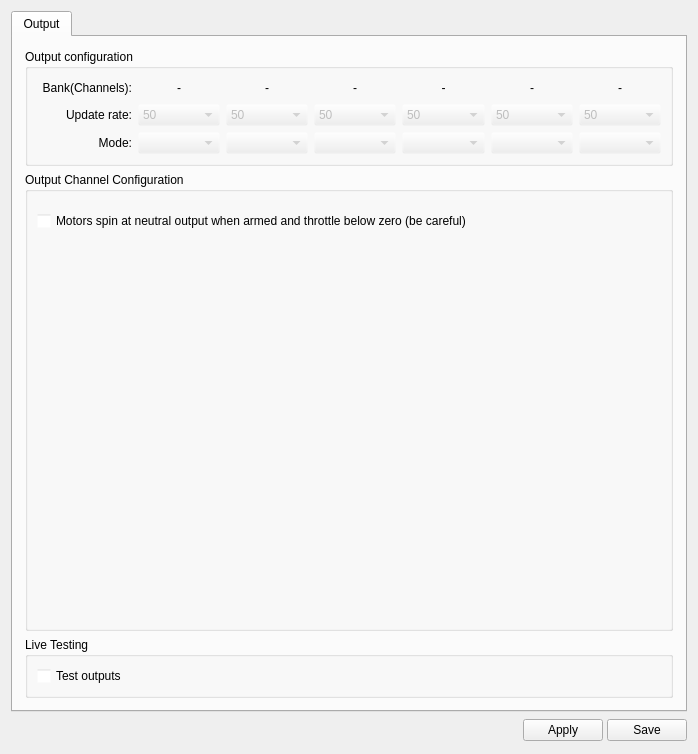
Old version of the form ground/openpilotgcs/src/plugins/config/output.ui in the repository openpilot/OpenPilot.
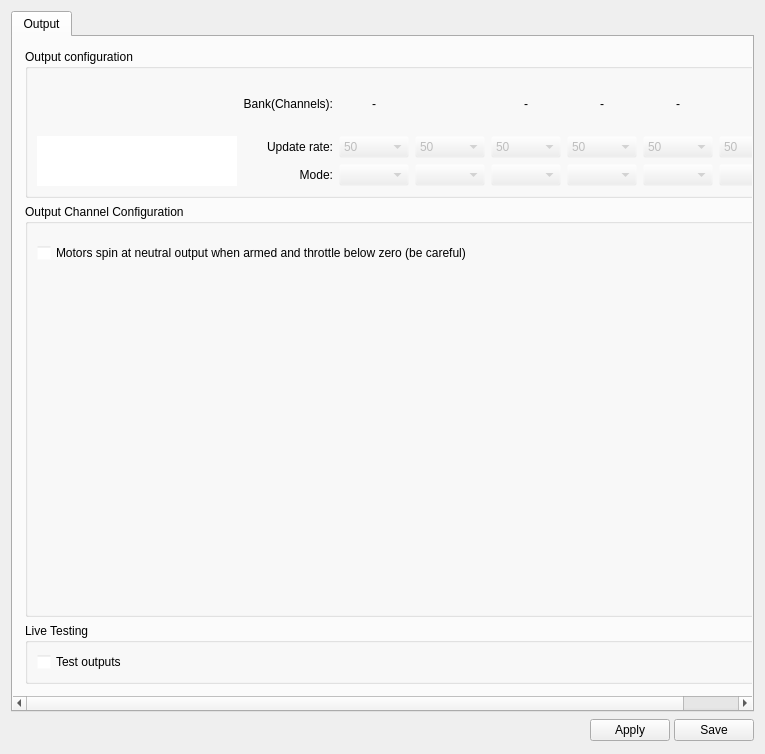
New version of the form. Icons and pictures are not drawn.

Commit message: OP-1685 - Show a warning in output tab if config issues are found

```diff
--- a/ground/openpilotgcs/src/plugins/config/output.ui
+++ b/ground/openpilotgcs/src/plugins/config/output.ui
@@ -6,7 +6,7 @@
    <rect>
     <x>0</x>
     <y>0</y>
-    <width>698</width>
+    <width>765</width>
     <height>754</height>
    </rect>
   </property>
@@ -122,8 +122,8 @@
            <rect>
             <x>0</x>
             <y>0</y>
-            <width>680</width>
-            <height>672</height>
+            <width>799</width>
+            <height>659</height>
            </rect>
           </property>
           <layout class="QVBoxLayout" name="verticalLayout_3">
@@ -190,54 +190,83 @@
                 </property>
                </widget>
               </item>
-              <item row="0" column="0">
-               <spacer name="horizontalSpacer_3">
-                <property name="orientation">
-                 <enum>Qt::Horizontal</enum>
-                </property>
-                <property name="sizeType">
-                 <enum>QSizePolicy::Minimum</enum>
-                </property>
-                <property name="sizeHint" stdset="0">
-                 <size>
-                  <width>5</width>
-                  <height>20</height>
-                 </size>
-                </property>
-               </spacer>
-              </item>
-              <item row="1" column="0">
-               <spacer name="horizontalSpacer_4">
-                <property name="sizePolicy">
-                 <sizepolicy hsizetype="Minimum" vsizetype="Minimum">
-                  <horstretch>0</horstretch>
-                  <verstretch>0</verstretch>
-                 </sizepolicy>
-                </property>
-                <property name="minimumSize">
-                 <size>
-                  <width>0</width>
-                  <height>20</height>
-                 </size>
-                </property>
-                <property name="orientation">
-                 <enum>Qt::Horizontal</enum>
-                </property>
-                <property name="sizeType">
-                 <enum>QSizePolicy::Minimum</enum>
-                </property>
-                <property name="sizeHint" stdset="0">
-                 <size>
-                  <width>5</width>
-                  <height>20</height>
-                 </size>
-                </property>
-               </spacer>
+              <item row="0" column="0" rowspan="3">
+               <layout class="QVBoxLayout" name="verticalLayout_5">
+                <item>
+                 <widget class="QGraphicsView" name="gvWarning">
+                  <property name="minimumSize">
+                   <size>
+                    <width>52</width>
+                    <height>52</height>
+                   </size>
+                  </property>
+                  <property name="maximumSize">
+                   <size>
+                    <width>52</width>
+                    <height>52</height>
+                   </size>
+                  </property>
+                  <property name="styleSheet">
+                   <string notr="true">background: transparent</string>
+                  </property>
+                  <property name="frameShape">
+                   <enum>QFrame::NoFrame</enum>
+                  </property>
+                  <property name="renderHints">
+                   <set>QPainter::HighQualityAntialiasing</set>
+                  </property>
+                 </widget>
+                </item>
+                <item>
+                 <widget class="QTextEdit" name="txtWarning">
+                  <property name="sizePolicy">
+                   <sizepolicy hsizetype="MinimumExpanding" vsizetype="MinimumExpanding">
+                    <horstretch>0</horstretch>
+                    <verstretch>0</verstretch>
+                   </sizepolicy>
+                  </property>
+                  <property name="minimumSize">
+                   <size>
+                    <width>200</width>
+                    <height>50</height>
+                   </size>
+                  </property>
+                  <property name="maximumSize">
+                   <size>
+                    <width>16777215</width>
+                    <height>50</height>
+                   </size>
+                  </property>
+                  <property name="font">
+                   <font>
+                    <pointsize>10</pointsize>
+                    <weight>50</weight>
+                    <bold>false</bold>
+                   </font>
+                  </property>
+                  <property name="toolTip">
+                   <string>Calibration status</string>
+                  </property>
+                  <property name="frameShape">
+                   <enum>QFrame::NoFrame</enum>
+                  </property>
+                  <property name="horizontalScrollBarPolicy">
+                   <enum>Qt::ScrollBarAlwaysOff</enum>
+                  </property>
+                  <property name="sizeAdjustPolicy">
+                   <enum>QAbstractScrollArea::AdjustIgnored</enum>
+                  </property>
+                  <property name="textInteractionFlags">
+                   <set>Qt::NoTextInteraction</set>
+                  </property>
+                 </widget>
+                </item>
+               </layout>
               </item>
               <item row="0" column="3">
                <widget class="QLabel" name="chBank2">
                 <property name="text">
-                 <string>-</string>
+                 <string/>
                 </property>
                 <property name="alignment">
                  <set>Qt::AlignCenter</set>
@@ -281,6 +310,12 @@
                   <height>20</height>
                  </size>
                 </property>
+                <property name="maximumSize">
+                 <size>
+                  <width>70</width>
+                  <height>16777215</height>
+                 </size>
+                </property>
                 <property name="toolTip">
                  <string>Setup PWM rate here: usual value is 490 Hz for multirotor airframes. OneShot and OneShot125 does not use this value
 </string>
@@ -350,6 +385,12 @@
                   <height>20</height>
                  </size>
                 </property>
+                <property name="maximumSize">
+                 <size>
+                  <width>70</width>
+                  <height>16777215</height>
+                 </size>
+                </property>
                 <property name="toolTip">
                  <string>Setup PWM rate here: usual value is 490 Hz for multirotor airframes. OneShot and OneShot125 does not use this value</string>
                 </property>
@@ -437,6 +478,12 @@
                   <height>20</height>
                  </size>
                 </property>
+                <property name="maximumSize">
+                 <size>
+                  <width>70</width>
+                  <height>16777215</height>
+                 </size>
+                </property>
                 <property name="toolTip">
                  <string>Setup PWM rate here: usual value is 490 Hz for multirotor airframes. OneShot and OneShot125 does not use this value</string>
                 </property>
@@ -502,6 +549,12 @@
                   <height>20</height>
                  </size>
                 </property>
+                <property name="maximumSize">
+                 <size>
+                  <width>70</width>
+                  <height>16777215</height>
+                 </size>
+                </property>
                 <property name="toolTip">
                  <string>Setup PWM rate here: usual value is 490 Hz for multirotor airframes. OneShot and OneShot125 does not use this value</string>
                 </property>
@@ -577,6 +630,12 @@
                   <height>20</height>
                  </size>
                 </property>
+                <property name="maximumSize">
+                 <size>
+                  <width>70</width>
+                  <height>16777215</height>
+                 </size>
+                </property>
                 <property name="toolTip">
                  <string>Setup PWM rate here: usual value is 490 Hz for multirotor airframes. OneShot and OneShot125 does not use this value</string>
                 </property>
@@ -642,6 +701,12 @@
                   <height>20</height>
                  </size>
                 </property>
+                <property name="maximumSize">
+                 <size>
+                  <width>70</width>
+                  <height>16777215</height>
+                 </size>
+                </property>
                 <property name="toolTip">
                  <string>Setup PWM rate here: usual value is 490 Hz for multirotor airframes. OneShot and OneShot125 does not use this value</string>
                 </property>
@@ -690,34 +755,6 @@
                 </item>
                </widget>
               </item>
-              <item row="2" column="0">
-               <spacer name="horizontalSpacer_4">
-                <property name="sizePolicy">
-                 <sizepolicy hsizetype="Minimum" vsizetype="Minimum">
-                  <horstretch>0</horstretch>
-                  <verstretch>0</verstretch>
-                 </sizepolicy>
-                </property>
-                <property name="minimumSize">
-                 <size>
-                  <width>0</width>
-                  <height>20</height>
-                 </size>
-                </property>
-                <property name="orientation">
-                 <enum>Qt::Horizontal</enum>
-                </property>
-                <property name="sizeType">
-                 <enum>QSizePolicy::Minimum</enum>
-                </property>
-                <property name="sizeHint" stdset="0">
-                 <size>
-                  <width>5</width>
-                  <height>20</height>
-                 </size>
-                </property>
-               </spacer>
-              </item>
               <item row="2" column="1">
                <widget class="QLabel" name="label">
                 <property name="sizePolicy">
@@ -757,6 +794,12 @@
                   <height>20</height>
                  </size>
                 </property>
+                <property name="maximumSize">
+                 <size>
+                  <width>70</width>
+                  <height>16777215</height>
+                 </size>
+                </property>
                 <property name="toolTip">
                  <string>Setup output mode. Use PWM or OneShot with Standard ESCs.
 Several other ESCs like BLHeli 13+ can use the more advanced OneShot125.
@@ -781,6 +824,12 @@
                   <height>20</height>
                  </size>
                 </property>
+                <property name="maximumSize">
+                 <size>
+                  <width>70</width>
+                  <height>16777215</height>
+                 </size>
+                </property>
                 <property name="toolTip">
                  <string>Setup output mode. Use PWM or OneShot with Standard ESCs.\nSeveral other ESCs like BLHeli 13+ can use the more advanced OneShot125.\nWhen using OneShot125 all values set in min/max and idle are divided by eight before being sent to esc (i.e. 1000 = 125, 2000 = 250).</string>
                 </property>
@@ -803,6 +852,12 @@
                   <height>20</height>
                  </size>
                 </property>
+                <property name="maximumSize">
+                 <size>
+                  <width>70</width>
+                  <height>16777215</height>
+                 </size>
+                </property>
                 <property name="toolTip">
                  <string>Setup output mode. Use PWM or OneShot with Standard ESCs.\nSeveral other ESCs like BLHeli 13+ can use the more advanced OneShot125.\nWhen using OneShot125 all values set in min/max and idle are divided by eight before being sent to esc (i.e. 1000 = 125, 2000 = 250).</string>
                 </property>
@@ -825,6 +880,12 @@
                   <height>20</height>
                  </size>
                 </property>
+                <property name="maximumSize">
+                 <size>
+                  <width>70</width>
+                  <height>16777215</height>
+                 </size>
+                </property>
                 <property name="toolTip">
                  <string>Setup output mode. Use PWM or OneShot with Standard ESCs.\nSeveral other ESCs like BLHeli 13+ can use the more advanced OneShot125.\nWhen using OneShot125 all values set in min/max and idle are divided by eight before being sent to esc (i.e. 1000 = 125, 2000 = 250).</string>
                 </property>
@@ -847,6 +908,12 @@
                   <height>20</height>
                  </size>
                 </property>
+                <property name="maximumSize">
+                 <size>
+                  <width>70</width>
+                  <height>16777215</height>
+                 </size>
+                </property>
                 <property name="toolTip">
                  <string>Setup output mode. Use PWM or OneShot with Standard ESCs.\nSeveral other ESCs like BLHeli 13+ can use the more advanced OneShot125.\nWhen using OneShot125 all values set in min/max and idle are divided by eight before being sent to esc (i.e. 1000 = 125, 2000 = 250).</string>
                 </property>
@@ -869,6 +936,12 @@
                   <height>20</height>
                  </size>
                 </property>
+                <property name="maximumSize">
+                 <size>
+                  <width>70</width>
+                  <height>16777215</height>
+                 </size>
+                </property>
                 <property name="toolTip">
                  <string>Setup output mode. Use PWM or OneShot with Standard ESCs.\nSeveral other ESCs like BLHeli 13+ can use the more advanced OneShot125.\nWhen using OneShot125 all values set in min/max and idle are divided by eight before being sent to esc (i.e. 1000 = 125, 2000 = 250).</string>
                 </property>
```
The commit also changes 4 other files.
